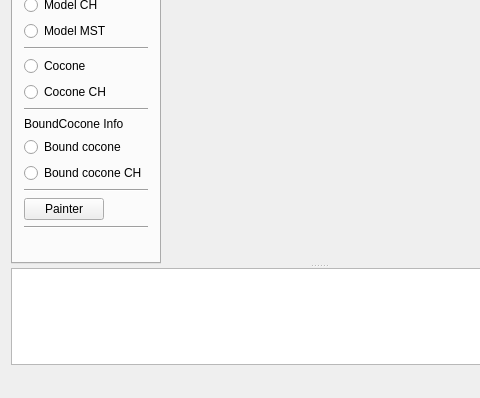
The window that src/ui/main_window/main_window.ui (cppd/math) describes before a commit, drawn with Qt 5; both pictures show x 0 to 480 and y 329 to 727 of the 638 by 727 pixel window.
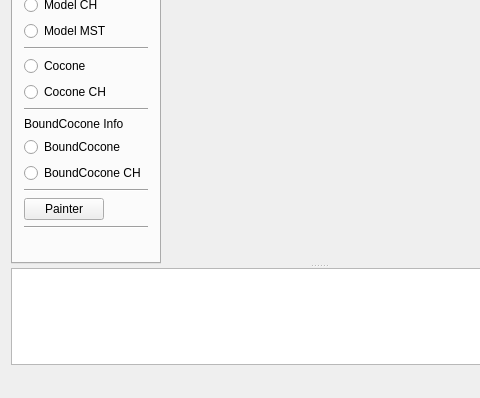
The same window after the commit. Custom widgets are drawn as their Qt base class.

Diff of the .ui file:
```diff
--- a/src/ui/main_window/main_window.ui
+++ b/src/ui/main_window/main_window.ui
@@ -287,14 +287,14 @@
           <item>
            <widget class="QRadioButton" name="radioButton_BoundCocone">
             <property name="text">
-             <string>Bound cocone</string>
+             <string>BoundCocone</string>
             </property>
            </widget>
           </item>
           <item>
            <widget class="QRadioButton" name="radioButton_BoundCoconeConvexHull">
             <property name="text">
-             <string>Bound cocone CH</string>
+             <string>BoundCocone CH</string>
             </property>
            </widget>
           </item>
```
